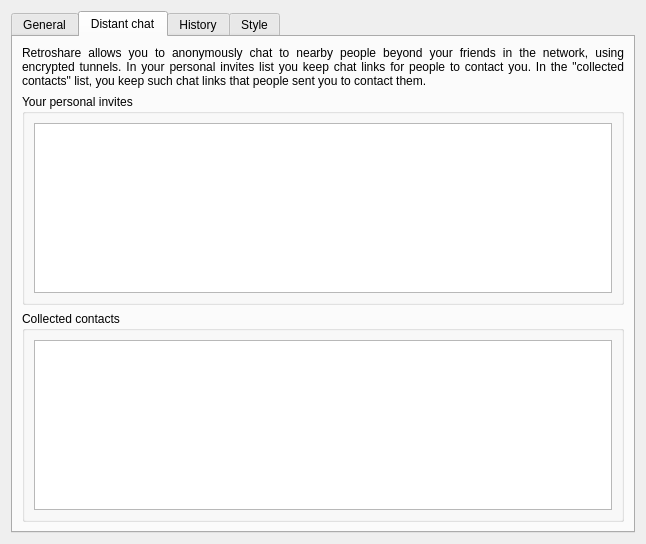
Before: the Qt Designer form retroshare-gui/src/gui/settings/ChatPage.ui in RetroShare/RetroShare, drawn with Qt 5.
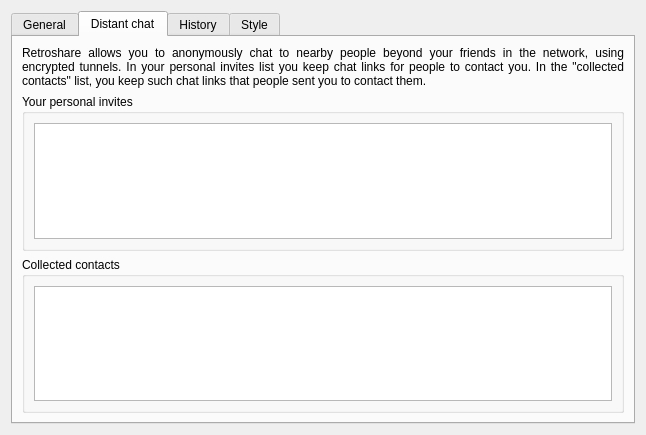
After: the same form once the commit is applied. The open tabs and pages were chosen to show the change.

Commit message: Fixed layout of distant chat page in settings.

```diff
--- a/retroshare-gui/src/gui/settings/ChatPage.ui
+++ b/retroshare-gui/src/gui/settings/ChatPage.ui
@@ -7,7 +7,7 @@
     <x>0</x>
     <y>0</y>
     <width>646</width>
-    <height>544</height>
+    <height>412</height>
    </rect>
   </property>
   <layout class="QGridLayout" name="gridLayout_2">
@@ -317,7 +317,7 @@
        </item>
       </layout>
      </widget>
-     <widget class="QWidget" name="tab">
+     <widget class="QWidget" name="distantChat">
       <attribute name="title">
        <string>Distant chat</string>
       </attribute>
@@ -325,7 +325,7 @@
        <item>
         <widget class="QLabel" name="label_2">
          <property name="sizePolicy">
-          <sizepolicy hsizetype="Preferred" vsizetype="Preferred">
+          <sizepolicy hsizetype="Preferred" vsizetype="Minimum">
            <horstretch>0</horstretch>
            <verstretch>0</verstretch>
           </sizepolicy>
@@ -346,12 +346,30 @@
        </item>
        <item>
         <widget class="QGroupBox" name="groupBox_3">
+         <property name="sizePolicy">
+          <sizepolicy hsizetype="Preferred" vsizetype="MinimumExpanding">
+           <horstretch>0</horstretch>
+           <verstretch>0</verstretch>
+          </sizepolicy>
+         </property>
+         <property name="minimumSize">
+          <size>
+           <width>0</width>
+           <height>100</height>
+          </size>
+         </property>
          <property name="title">
           <string>Your personal invites</string>
          </property>
          <layout class="QHBoxLayout" name="horizontalLayout_2">
           <item>
            <widget class="QListWidget" name="_personal_invites_LW">
+            <property name="sizePolicy">
+             <sizepolicy hsizetype="Expanding" vsizetype="Ignored">
+              <horstretch>0</horstretch>
+              <verstretch>0</verstretch>
+             </sizepolicy>
+            </property>
             <property name="contextMenuPolicy">
              <enum>Qt::CustomContextMenu</enum>
             </property>
@@ -362,12 +380,30 @@
        </item>
        <item>
         <widget class="QGroupBox" name="groupBox_4">
+         <property name="sizePolicy">
+          <sizepolicy hsizetype="Preferred" vsizetype="MinimumExpanding">
+           <horstretch>0</horstretch>
+           <verstretch>0</verstretch>
+          </sizepolicy>
+         </property>
          <property name="title">
           <string>Collected contacts</string>
          </property>
          <layout class="QHBoxLayout" name="horizontalLayout_4">
           <item>
            <widget class="QListWidget" name="_collected_contacts_LW">
+            <property name="sizePolicy">
+             <sizepolicy hsizetype="Expanding" vsizetype="Ignored">
+              <horstretch>0</horstretch>
+              <verstretch>0</verstretch>
+             </sizepolicy>
+            </property>
+            <property name="minimumSize">
+             <size>
+              <width>0</width>
+              <height>100</height>
+             </size>
+            </property>
             <property name="contextMenuPolicy">
              <enum>Qt::CustomContextMenu</enum>
             </property>
```
The commit also changes 1 other file.
